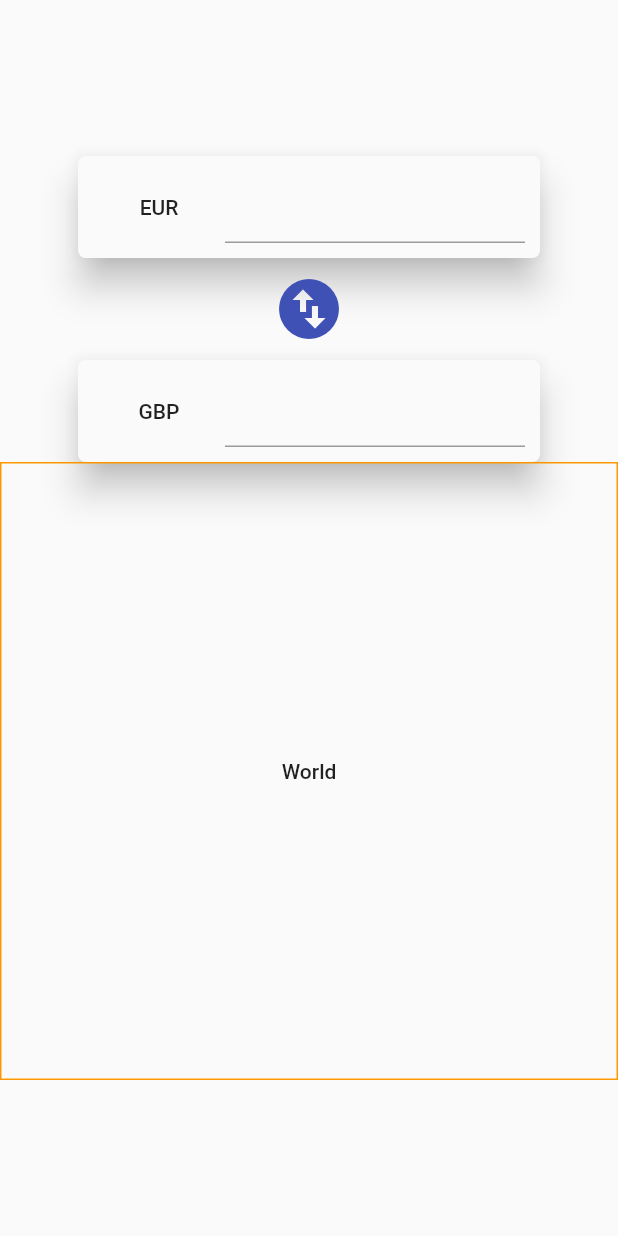
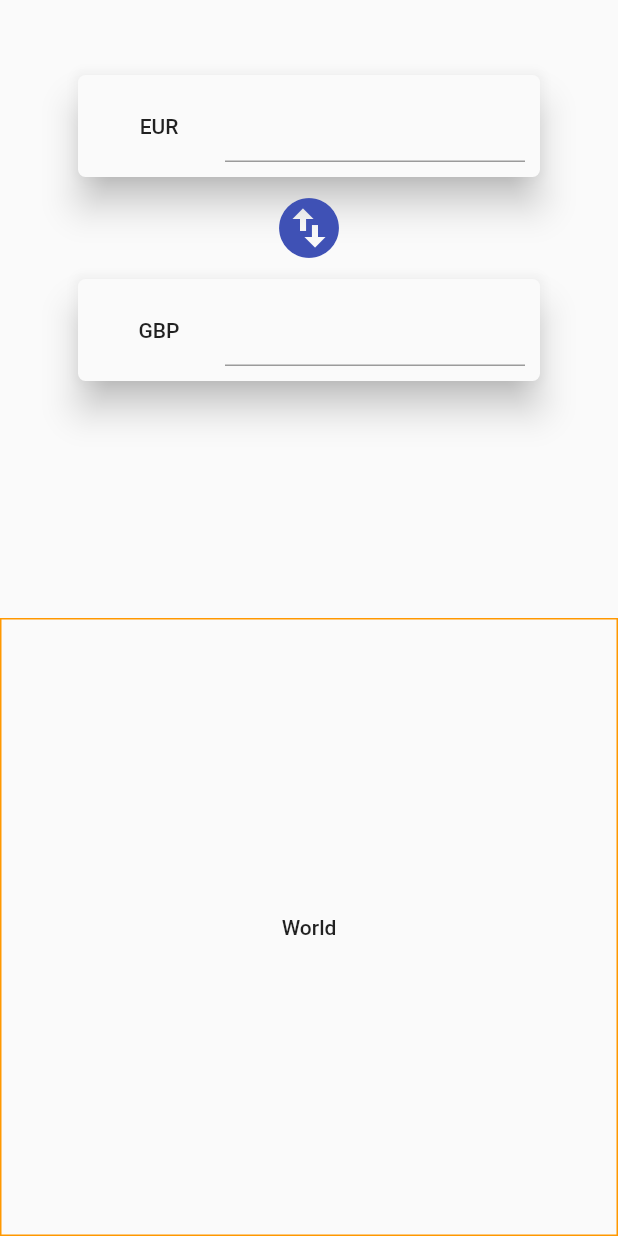
Before and after one commit to adso023/Currency-Exchange-App, a Flutter app: the screen it shows after launch, on a phone screen of 412 x 824 dp. Run offline on Flutter 3.47's test engine with Material 2 defaults, Android fonts, the phone set to English and light mode, and no system bars.

Commit message:
Switched to stack

```diff
--- a/lib/Views/ExchangeView.dart
+++ b/lib/Views/ExchangeView.dart
@@ -19,13 +19,16 @@ class _ExchangeViewState extends State<ExchangeView> {
     // TODO: implement build
     return Scaffold(
       body: SafeArea(
-        child: Column(
-          mainAxisAlignment: MainAxisAlignment.center,
-          crossAxisAlignment: CrossAxisAlignment.center,
-          mainAxisSize: MainAxisSize.max,
+        child: Stack(
           children: [
-            ConverterView(),
-            KeyboardView()
+            Positioned(
+              top: 50,
+              child: ConverterView(),
+            ),
+            Positioned(
+              bottom: 0,
+              child: KeyboardView(),
+            )
           ],
         ),
       )
```
